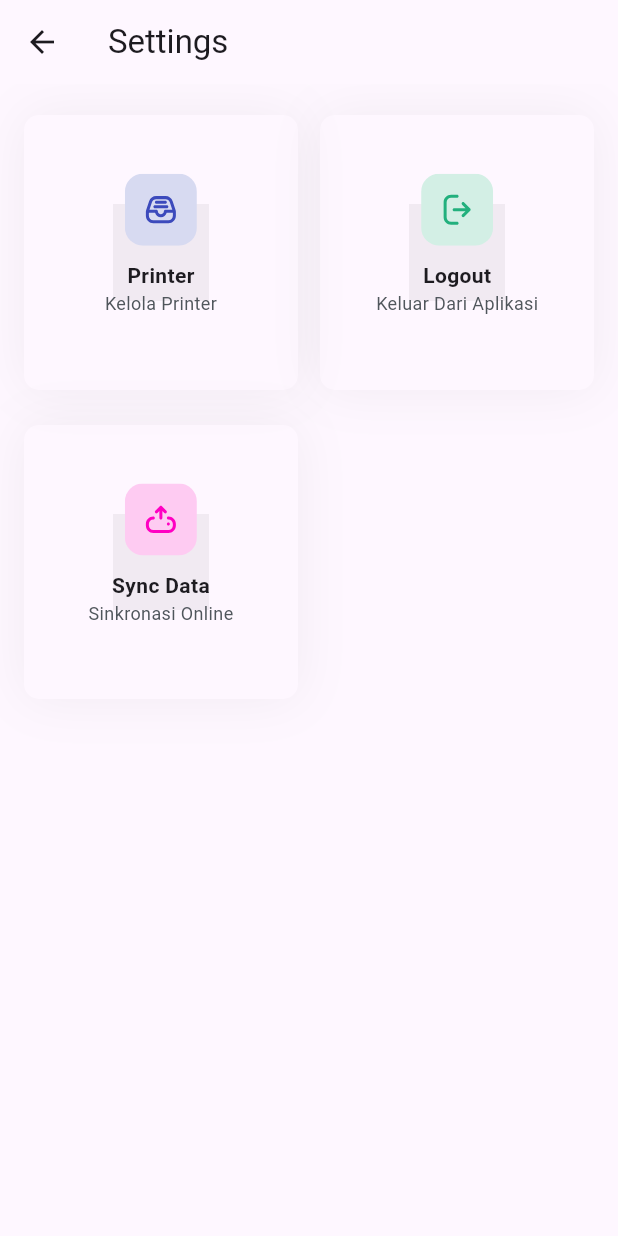
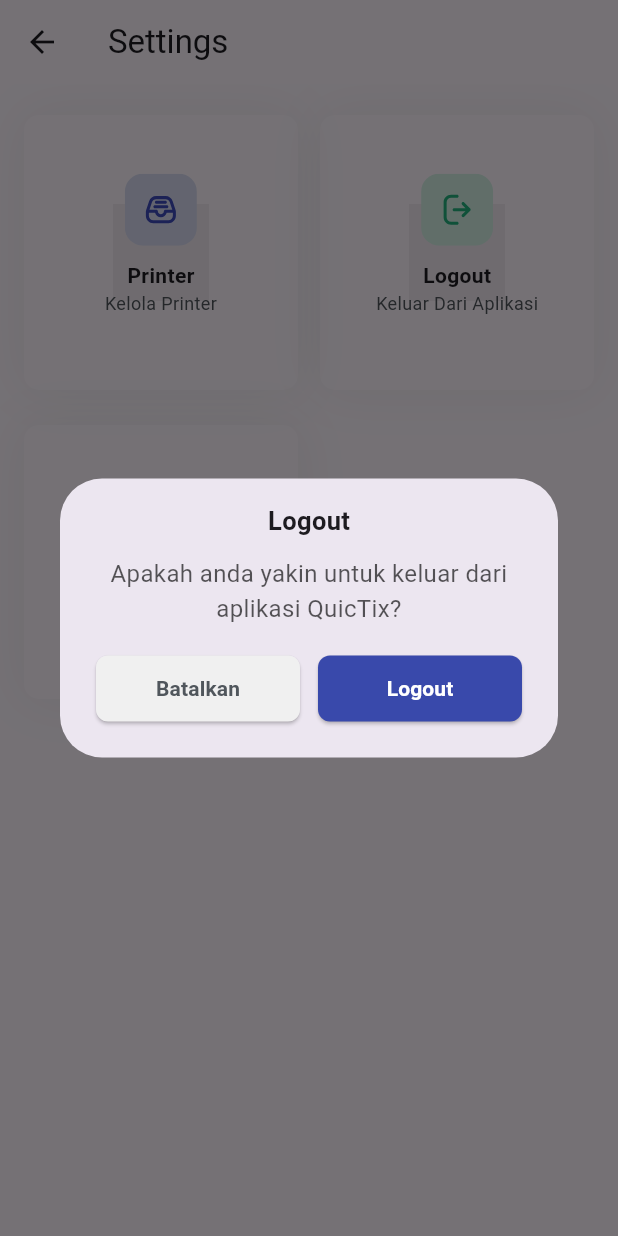
Before and after one commit to Dzakir1502/TiketWisata, a Flutter app: the SettingPage screen opened directly, after a tap on "Logout", on a phone screen of 412 x 824 dp. Run offline on Flutter 3.47's test engine with Material 3 defaults, Android fonts, the phone set to English and light mode, and no system bars; our stand-ins replace flutter_spinkit, flutter_svg, qr_flutter, timer_count_down; missing offline and left inert: mobile_scanner.

Commit message:
Menambahkan file logout dan sync dialog

```diff
--- /dev/null
+++ b/lib/ui/home/dialogs/logout_ticket_dialog.dart
@@ -0,0 +1,64 @@
+import 'package:flutter/material.dart';
+
+import '../../../core/core.dart';
+import '../../intro/login_page.dart';
+
+class LogoutTicketDialog extends StatelessWidget {
+  const LogoutTicketDialog({super.key});
+
+  @override
+  Widget build(BuildContext context) {
+    return AlertDialog(
+      content: Column(
+        mainAxisSize: MainAxisSize.min,
+        children: [
+          const Text(
+            'Logout',
+            style: TextStyle(
+              fontSize: 17.0,
+              fontWeight: FontWeight.w600,
+            ),
+          ),
+          const SpaceHeight(12.0),
+          Text(
+            'Apakah anda yakin untuk keluar dari aplikasi QuicTix?',
+            textAlign: TextAlign.center,
+            style: TextStyle(
+              fontSize: 16.0,
+              color: AppColors.black.withOpacity(0.65),
+            ),
+          ),
+          const SpaceHeight(20.0),
+          Row(
+            children: [
+              Flexible(
+                child: Button.filled(
+                  onPressed: () => context.pop(),
+                  label: 'Batalkan',
+                  borderRadius: 8.0,
+                  color: AppColors.buttonCancel,
+                  textColor: AppColors.grey,
+                  height: 44.0,
+                  fontSize: 14.0,
+                ),
+              ),
+              const SpaceWidth(12.0),
+              Flexible(
+                child: Button.filled(
+                  onPressed: () {
+                    context.pushAndRemoveUntil(
+                        const LoginPage(), (route) => false);
+                  },
+                  label: 'Logout',
+                  borderRadius: 8.0,
+                  height: 44.0,
+                  fontSize: 14.0,
+                ),
+              ),
+            ],
+          ),
+        ],
+      ),
+    );
+  }
+}
--- a/lib/ui/home/widgets/menu_printer_button.dart
+++ b/lib/ui/home/widgets/menu_printer_button.dart
@@ -40,7 +40,7 @@ class MenuPrinterButton extends StatelessWidget {
             label,
             textAlign: TextAlign.center,
             style: TextStyle(
-              color: isActive ? AppColors.primary : AppColors.grey,
+              color: isActive ? AppColors.white : AppColors.grey,
             ),
           ),
         ),
--- a/pubspec.yaml
+++ b/pubspec.yaml
@@ -41,6 +41,7 @@ dependencies:
   qr_flutter: ^4.1.0
   timer_count_down: ^2.2.2
   mobile_scanner: ^6.0.7
+  flutter_spinkit: ^5.2.1
 
 
 dev_dependencies:
```
Also changed, not shown: lib/core/extensions/build_context_ext.dart (+13 -0 lines), lib/ui/home/dialogs/sync_data_dialog.dart (added, +32 -0 lines), lib/ui/home/page/setting_page.dart (+16 -3 lines), lib/ui/home/page/setting_printer_page.dart (+13 -12 lines), pubspec.lock.
